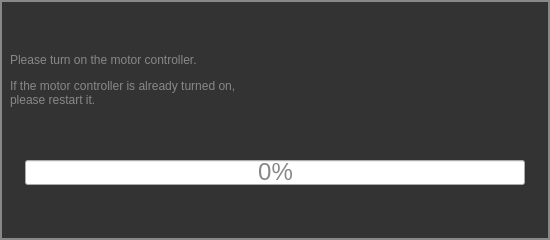
First picture: the form in motor_controller/motorcontrollerstartdialog.ui, repository AlexVerschoot/MachineVisionGui, before the edit.
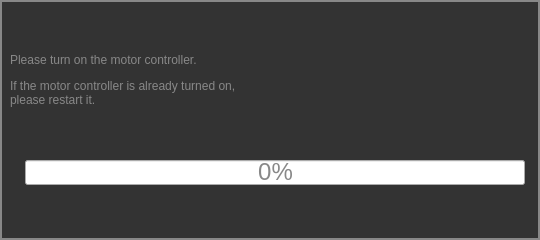
Second picture: the form after the edit.

What changed in the file:
```diff
--- a/motor_controller/motorcontrollerstartdialog.ui
+++ b/motor_controller/motorcontrollerstartdialog.ui
@@ -6,7 +6,7 @@
    <rect>
     <x>0</x>
     <y>0</y>
-    <width>550</width>
+    <width>540</width>
     <height>240</height>
    </rect>
   </property>
```
